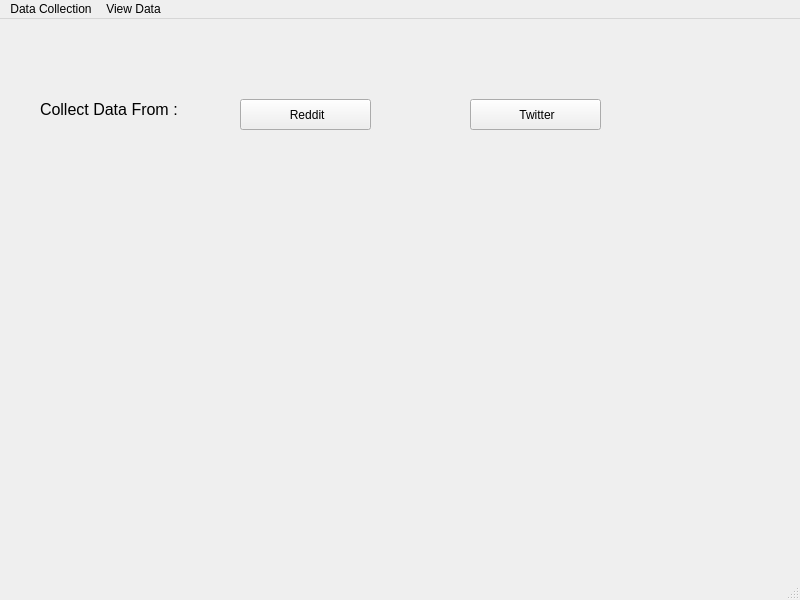
This is gui/sma.ui in alfinwilliam/Sports-Match-Analysis-using-Social-Media-Mining as Qt 5 draws it before an edit. The edited form follows.
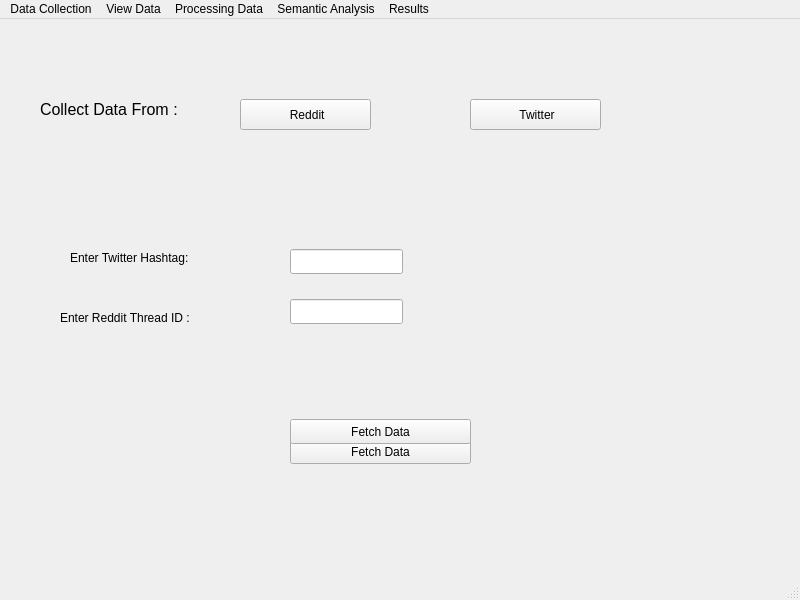
This is the edited form. Icons and pictures are not drawn.

Commit message: sentiment analysis using nltk

```diff
--- a/gui/sma.ui
+++ b/gui/sma.ui
@@ -78,6 +78,78 @@
      </size>
     </property>
    </widget>
+   <widget class="QLineEdit" name="lineEdit_2">
+    <property name="geometry">
+     <rect>
+      <x>290</x>
+      <y>280</y>
+      <width>113</width>
+      <height>25</height>
+     </rect>
+    </property>
+   </widget>
+   <widget class="QLabel" name="label_3">
+    <property name="geometry">
+     <rect>
+      <x>60</x>
+      <y>290</y>
+      <width>161</width>
+      <height>17</height>
+     </rect>
+    </property>
+    <property name="text">
+     <string>Enter Reddit Thread ID :</string>
+    </property>
+   </widget>
+   <widget class="QPushButton" name="redditfetchbtn">
+    <property name="geometry">
+     <rect>
+      <x>290</x>
+      <y>420</y>
+      <width>181</width>
+      <height>25</height>
+     </rect>
+    </property>
+    <property name="text">
+     <string>Fetch Data</string>
+    </property>
+   </widget>
+   <widget class="QPushButton" name="twitterfetchbtn">
+    <property name="geometry">
+     <rect>
+      <x>290</x>
+      <y>400</y>
+      <width>181</width>
+      <height>25</height>
+     </rect>
+    </property>
+    <property name="text">
+     <string>Fetch Data</string>
+    </property>
+   </widget>
+   <widget class="QLabel" name="twitterhastaglabel">
+    <property name="geometry">
+     <rect>
+      <x>70</x>
+      <y>230</y>
+      <width>161</width>
+      <height>17</height>
+     </rect>
+    </property>
+    <property name="text">
+     <string>Enter Twitter Hashtag:</string>
+    </property>
+   </widget>
+   <widget class="QLineEdit" name="twitterhashtag">
+    <property name="geometry">
+     <rect>
+      <x>290</x>
+      <y>230</y>
+      <width>113</width>
+      <height>25</height>
+     </rect>
+    </property>
+   </widget>
   </widget>
   <widget class="QMenuBar" name="menubar">
    <property name="geometry">
@@ -98,8 +170,26 @@
      <string>View Data</string>
     </property>
    </widget>
+   <widget class="QMenu" name="menuProcessing_Data">
+    <property name="title">
+     <string>Processing Data</string>
+    </property>
+   </widget>
+   <widget class="QMenu" name="menuSemantic_Analysis">
+    <property name="title">
+     <string>Semantic Analysis</string>
+    </property>
+   </widget>
+   <widget class="QMenu" name="menuResult_Analysis">
+    <property name="title">
+     <string>Results</string>
+    </property>
+   </widget>
    <addaction name="menuData_Collection"/>
    <addaction name="menuView_Data"/>
+   <addaction name="menuProcessing_Data"/>
+   <addaction name="menuSemantic_Analysis"/>
+   <addaction name="menuResult_Analysis"/>
   </widget>
   <widget class="QStatusBar" name="statusbar"/>
  </widget>
```
Left out of the diff: 2 changed lines with no effect on the pictures. The commit also changes 4 other files.
